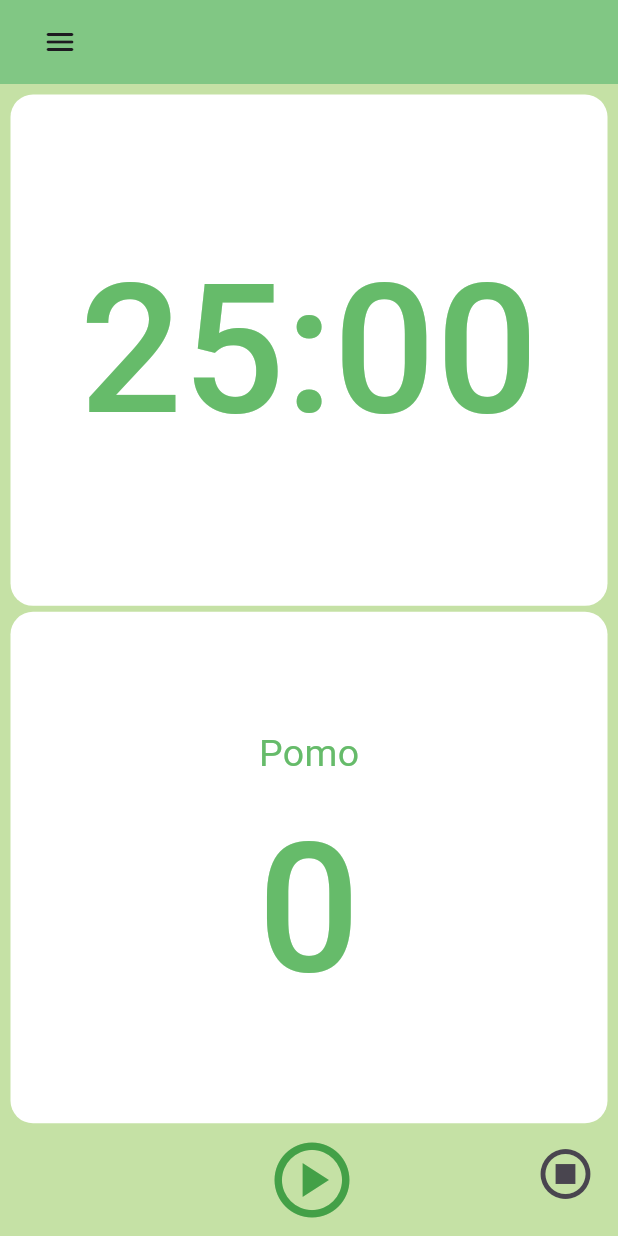
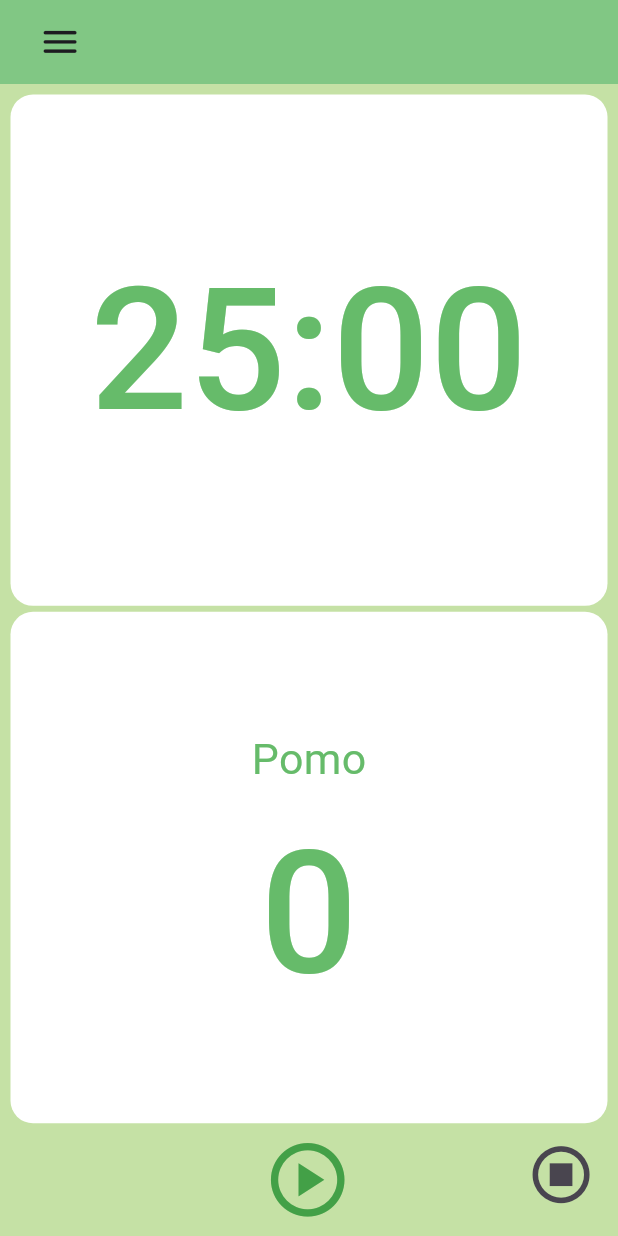
Before and after one commit to woojin20212321/Flutter_Project, a Flutter app: the screen it shows after launch, on a phone screen of 412 x 824 dp. Run offline on Flutter 3.47's test engine with Material 3 defaults, Android fonts, the light colour scheme and no system bars; our stand-ins replace audioplayers, flutter_screenutil, shared_preferences.

Commit message:
반응형 사이즈  UI

```diff
--- a/pomo/lib/screens/Timer_screen.dart
+++ b/pomo/lib/screens/Timer_screen.dart
@@ -4,6 +4,8 @@ import 'package:flutter/material.dart';
 import 'package:pomo/screens/Login_screen.dart';
 import 'package:pomo/screens/menu_screen.dart';
 import 'package:audioplayers/audioplayers.dart';
+import 'package:pomo/main.dart';
+import 'package:flutter_screenutil/flutter_screenutil.dart';
 
 class TimerScreen extends StatefulWidget {
   const TimerScreen({super.key});
@@ -76,6 +78,11 @@ class _TimerScreenState extends State<TimerScreen> {
 
   @override
   Widget build(BuildContext context) {
+    return ScreenUtilInit(
+        designSize: const Size(360, 800),
+        minTextAdapt: true,
+        splitScreenMode: true,
+        builder: (context, child) {
           return Scaffold(
             backgroundColor: Colors.lightGreen[200],
             appBar: AppBar(
@@ -83,6 +90,7 @@ class _TimerScreenState extends State<TimerScreen> {
               title: IconButton(
                 onPressed: openMenu,
                 icon: Icon(Icons.menu_rounded),
+                iconSize: 25.w.h,
               ),
             ),
             body: Padding(
@@ -104,7 +112,7 @@ class _TimerScreenState extends State<TimerScreen> {
                             format(totalSeconds),
                             style: TextStyle(
                               color: Colors.green[400],
-                        fontSize: 120,
+                              fontSize: 100.w,
                               fontWeight: FontWeight.w500,
                             ),
                           ),
@@ -132,14 +140,14 @@ class _TimerScreenState extends State<TimerScreen> {
                           Text(
                             'Pomo',
                             style: TextStyle(
-                          fontSize: 25,
+                                fontSize: 25.w,
                                 fontWeight: FontWeight.w400,
                                 color: Colors.green[400]),
                           ),
                           Text(
                             '$totalPomodors',
                             style: TextStyle(
-                          fontSize: 120,
+                                fontSize: 100.w,
                                 fontWeight: FontWeight.w500,
                                 color: Colors.green[400]),
                           ),
@@ -158,12 +166,13 @@ class _TimerScreenState extends State<TimerScreen> {
                             width: 60,
                           ),
                           IconButton(
-                      onPressed: isRunning ? onpausePressed : onStartPressed,
+                            onPressed:
+                                isRunning ? onpausePressed : onStartPressed,
                             icon: Icon(
                               isRunning
                                   ? Icons.pause_circle_outlined
                                   : Icons.play_circle_outlined,
-                        size: 60,
+                              size: 50.w.h,
                               color: Colors.green[600],
                             ),
                           ),
@@ -171,7 +180,7 @@ class _TimerScreenState extends State<TimerScreen> {
                             onPressed: reset,
                             icon: Icon(
                               Icons.stop_circle_outlined,
-                        size: 40,
+                              size: 40.w,
                             ),
                           )
                         ],
@@ -182,5 +191,6 @@ class _TimerScreenState extends State<TimerScreen> {
               ),
             ),
           );
+        });
   }
 }
--- a/pomo/pubspec.yaml
+++ b/pomo/pubspec.yaml
@@ -36,6 +36,7 @@ dependencies:
   # Use with the CupertinoIcons class for iOS style icons.
   cupertino_icons: ^1.0.8
   audioplayers: ^6.1.0
+  flutter_screenutil: ^5.9.3
 
 dev_dependencies:
   flutter_test:
```
Also changed, not shown: pomo/lib/main.dart (+8 -1 lines), pomo/lib/screens/menu_screen.dart (+11 -0 lines), pomo/pubspec.lock. Lines whose indentation alone changed are shown as unchanged.
